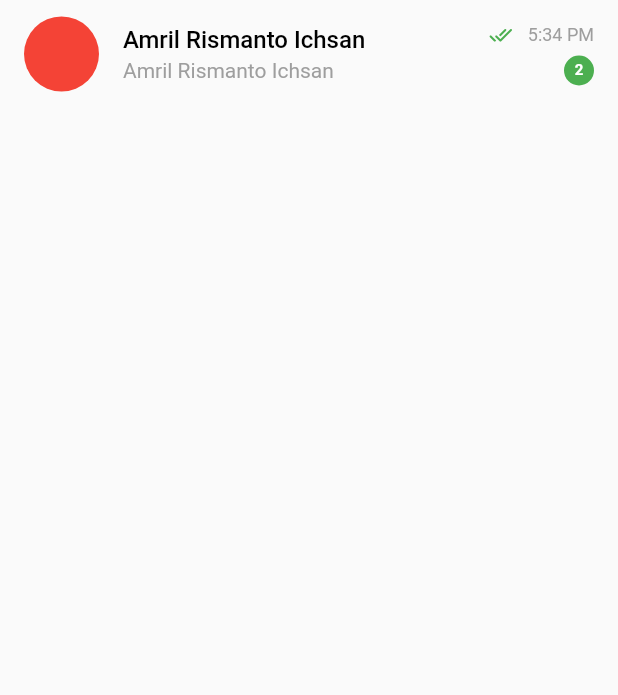
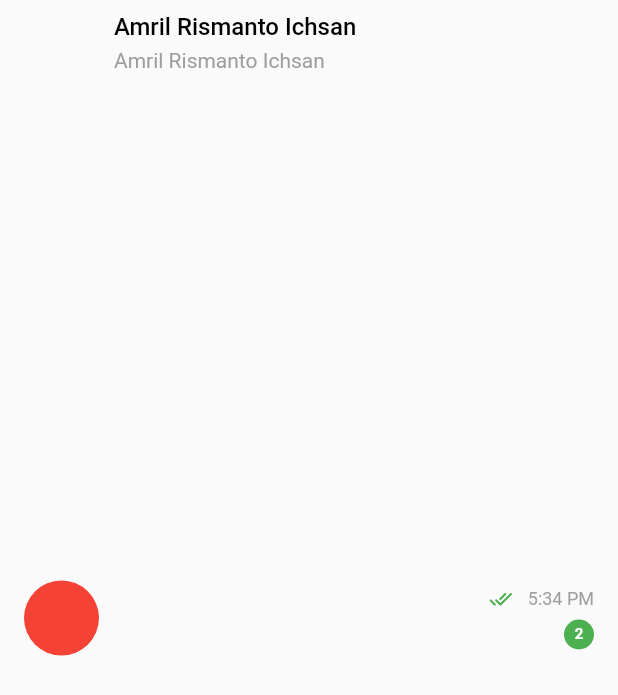
Before and after one commit to Amril26/flutter_amrilrismanto_ichsan, a Flutter app: the CardItemChating widget shown alone on an empty page, opened directly, on a phone screen of 412 x 824 dp. Shown: the top 695 px of the screen. Run offline on Flutter 3.47's test engine with Material 2 defaults, Android fonts, the light colour scheme and no system bars.

Commit message:
done ios

```diff
--- a/11. seaction-13 Platform_widget/praktikum/lib/main.dart
+++ b/11. seaction-13 Platform_widget/praktikum/lib/main.dart
@@ -1,6 +1,7 @@
 import 'package:flutter/cupertino.dart';
 import 'package:flutter/material.dart';
 import 'package:praktikum/pages/home/home_pages.dart';
+import 'package:praktikum/pages/home/ios/curent_index_page.dart';
 
 void main() {
   runApp(const MyApp());
@@ -16,7 +17,7 @@ class MyApp extends StatelessWidget {
       // theme: ThemeData(
       //   primarySwatch: Colors.blue,
       // ),
-      home: const HomePage(),
+      home: CurentIndexPages(),
     );
   }
 }
--- a/11. seaction-13 Platform_widget/praktikum/lib/pages/home/home_pages.dart
+++ b/11. seaction-13 Platform_widget/praktikum/lib/pages/home/home_pages.dart
@@ -1,6 +1,6 @@
 import 'package:flutter/material.dart';
 import 'package:praktikum/pages/home/android/home_android.dart';
-import 'package:praktikum/pages/home/home_ios.dart';
+import 'package:praktikum/pages/home/ios/home_ios.dart';
 
 class HomePage extends StatelessWidget {
   const HomePage({Key? key}) : super(key: key);
--- /dev/null
+++ b/11. seaction-13 Platform_widget/praktikum/lib/pages/home/ios/curent_index_page.dart
@@ -0,0 +1,52 @@
+import 'package:flutter/cupertino.dart';
+import 'package:praktikum/pages/home/ios/home_ios.dart';
+
+class CurentIndexPages extends StatelessWidget {
+  CurentIndexPages({Key? key}) : super(key: key);
+  final List<BottomNavigationBarItem> itemTab = [
+    const BottomNavigationBarItem(
+      icon: Icon(CupertinoIcons.person_circle),
+      label: 'Contacts',
+    ),
+    const BottomNavigationBarItem(
+      icon: Icon(CupertinoIcons.phone),
+      label: 'Calls',
+    ),
+    const BottomNavigationBarItem(
+      icon: Icon(CupertinoIcons.chat_bubble_2),
+      label: 'Calls',
+    ),
+    const BottomNavigationBarItem(
+      icon: Icon(CupertinoIcons.settings),
+      label: 'Calls',
+    ),
+  ];
+
+  Widget _indexPages({required int index}) => index == 0
+      ? Container(
+          color: CupertinoColors.systemRed,
+        )
+      : index == 1
+          ? Container(
+              color: CupertinoColors.activeBlue,
+            )
+          : index == 2
+              ? const HomePageIos()
+              : Container(
+                  color: CupertinoColors.systemYellow,
+                );
+
+  @override
+  Widget build(BuildContext context) {
+    return CupertinoTabScaffold(
+      backgroundColor: CupertinoColors.white,
+      tabBar: CupertinoTabBar(
+        items: itemTab,
+      ),
+      tabBuilder: (context, index) {
+        return CupertinoTabView(
+            builder: (context) => _indexPages(index: index));
+      },
+    );
+  }
+}
--- a/11. seaction-13 Platform_widget/praktikum/lib/pages/home/widget/card_item.dart
+++ b/11. seaction-13 Platform_widget/praktikum/lib/pages/home/widget/card_item.dart
@@ -6,8 +6,11 @@ class CardItemChating extends StatelessWidget {
 
   @override
   Widget build(BuildContext context) {
-    return ListTile(
-      leading: Container(
+    return Container(
+      margin: const EdgeInsets.symmetric(horizontal: 16, vertical: 8),
+      child: Row(
+        children: [
+          Container(
             height: 50,
             width: 50,
             decoration: const BoxDecoration(
@@ -15,15 +18,30 @@ class CardItemChating extends StatelessWidget {
               color: Colors.red,
             ),
           ),
-      title: Text(
+          const SizedBox(
+            width: 10,
+          ),
+          Expanded(
+              child: Column(
+            crossAxisAlignment: CrossAxisAlignment.start,
+            children: [
+              Text(
                 'Amril Rismanto Ichsan',
                 style: h1.copyWith(color: Colors.black),
               ),
-      subtitle: Text(
+              const SizedBox(
+                height: 5,
+              ),
+              Text(
                 'Amril Rismanto Ichsan',
                 style: p1.copyWith(color: Colors.grey),
               ),
-      trailing: Column(
+            ],
+          )),
+          const SizedBox(
+            width: 10,
+          ),
+          Column(
             mainAxisAlignment: MainAxisAlignment.spaceBetween,
             crossAxisAlignment: CrossAxisAlignment.end,
             mainAxisSize: MainAxisSize.min,
@@ -50,7 +68,7 @@ class CardItemChating extends StatelessWidget {
                 height: 20,
                 width: 20,
                 alignment: Alignment.center,
-            decoration: BoxDecoration(
+                decoration: const BoxDecoration(
                   color: Colors.green,
                   shape: BoxShape.circle,
                 ),
@@ -63,6 +81,8 @@ class CardItemChating extends StatelessWidget {
               )
             ],
           ),
+        ],
+      ),
     );
   }
 }
```
Also changed, not shown: 11. seaction-13 Platform_widget/praktikum/lib/pages/home/home_ios.dart (deleted, +0 -53 lines), 11. seaction-13 Platform_widget/praktikum/lib/pages/home/ios/home_ios.dart (added, +142 -0 lines). Lines whose indentation alone changed are shown as unchanged.
